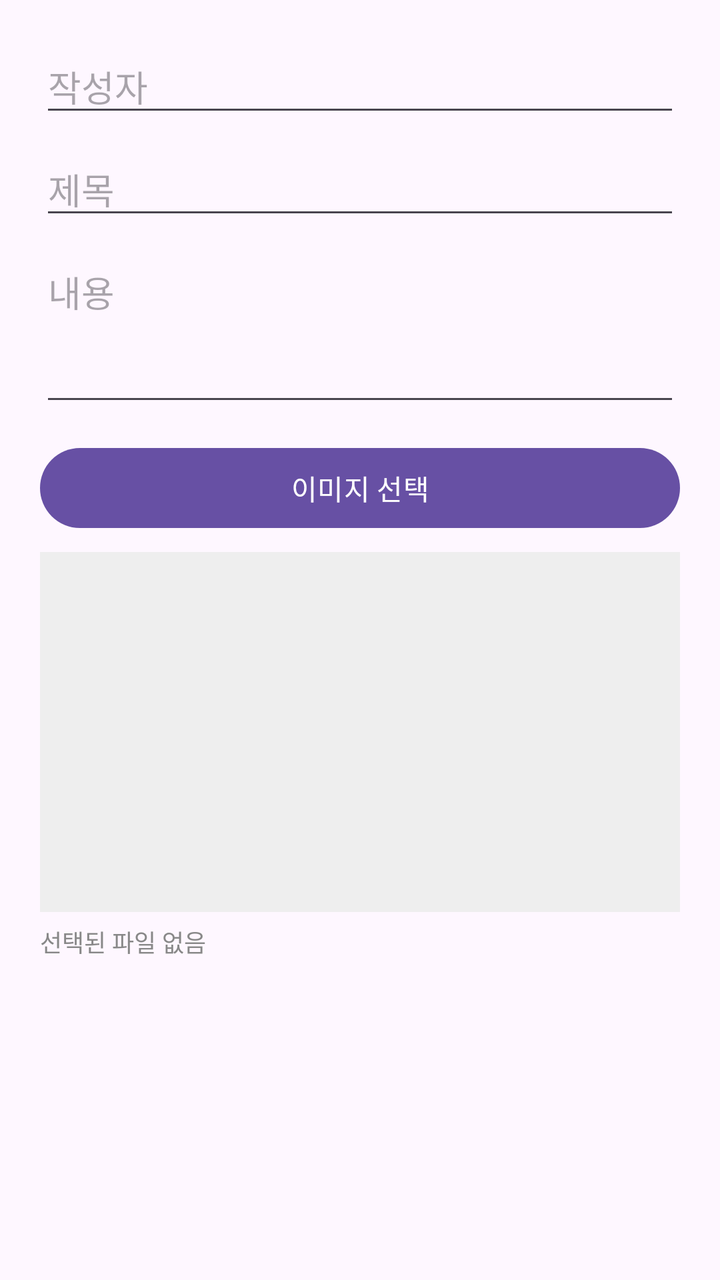
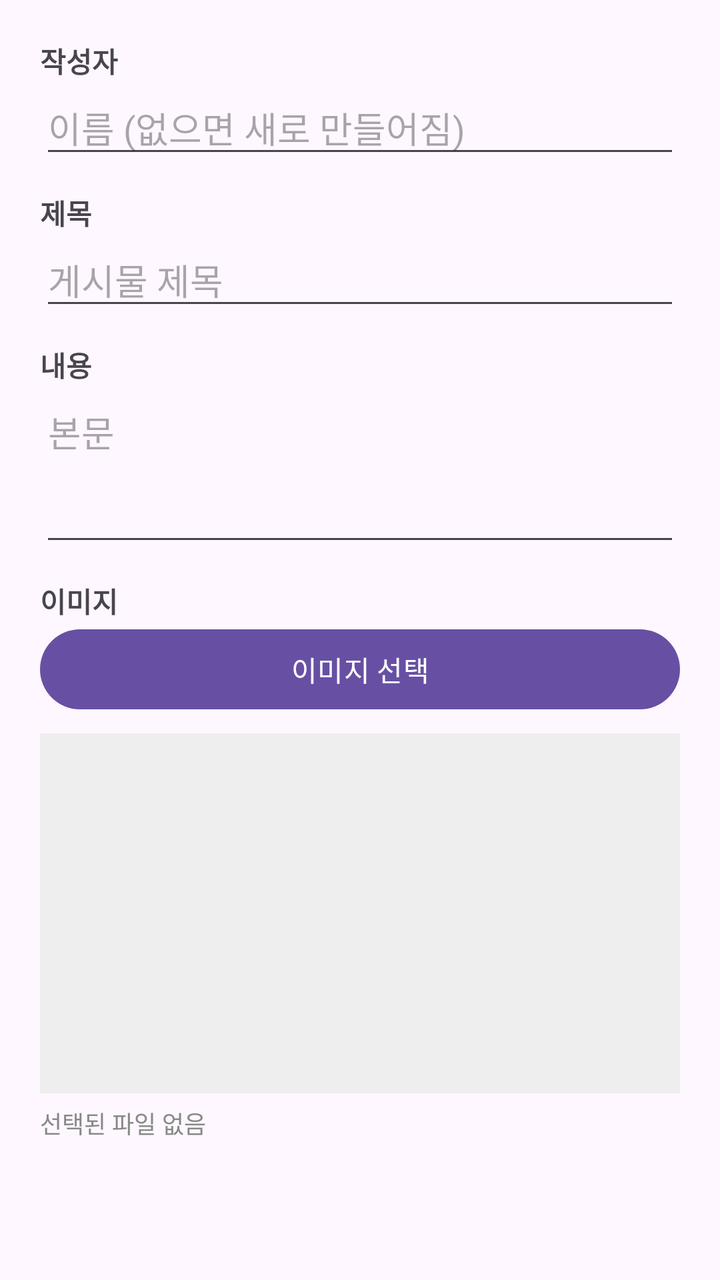

The first picture is an Android layout as it rendered before a commit; the second is the same layout after the commit. The layout source and the unified diff follow.
<!-- AndroidManifest.xml: application theme Theme.PhotoViewer -->
<!-- res/layout/dialog_upload.xml -->
<?xml version="1.0" encoding="utf-8"?>
<ScrollView xmlns:android="http://schemas.android.com/apk/res/android"
    android:layout_width="match_parent"
    android:layout_height="wrap_content">

    <LinearLayout
        android:layout_width="match_parent"
        android:layout_height="wrap_content"
        android:orientation="vertical"
        android:padding="20dp">

        <EditText
            android:id="@+id/editAuthor"
            android:layout_width="match_parent"
            android:layout_height="wrap_content"
            android:hint="작성자"
            android:inputType="text" />

        <EditText
            android:id="@+id/editTitle"
            android:layout_width="match_parent"
            android:layout_height="wrap_content"
            android:layout_marginTop="8dp"
            android:hint="제목"
            android:inputType="text" />

        <EditText
            android:id="@+id/editText"
            android:layout_width="match_parent"
            android:layout_height="wrap_content"
            android:layout_marginTop="8dp"
            android:gravity="top"
            android:hint="내용"
            android:inputType="textMultiLine"
            android:minLines="3" />

        <Button
            android:id="@+id/btnPickImage"
            android:layout_width="match_parent"
            android:layout_height="wrap_content"
            android:layout_marginTop="12dp"
            android:text="이미지 선택" />

        <ImageView
            android:id="@+id/imagePreview"
            android:layout_width="match_parent"
            android:layout_height="180dp"
            android:layout_marginTop="8dp"
            android:background="#EEEEEE"
            android:contentDescription="@string/app_name"
            android:scaleType="centerCrop" />

        <TextView
            android:id="@+id/textFileName"
            android:layout_width="match_parent"
            android:layout_height="wrap_content"
            android:paddingTop="6dp"
            android:textSize="12sp"
            android:textColor="#888888"
            android:text="선택된 파일 없음" />

    </LinearLayout>
</ScrollView>
<!-- resources referenced by this layout -->
<resources>
  <string name="app_name">PhotoViewer</string>
  <style name="Theme.PhotoViewer" parent="Base.Theme.PhotoViewer" />
  <style name="Base.Theme.PhotoViewer" parent="Theme.Material3.DayNight.NoActionBar">
          
          
      </style>
</resources>

<!-- the commit's change to res/layout/dialog_upload.xml (unified diff, before → after) -->
@@ -9,36 +9,60 @@
         android:orientation="vertical"
         android:padding="20dp">
 
+        <TextView
+            android:layout_width="match_parent"
+            android:layout_height="wrap_content"
+            android:text="작성자"
+            android:textStyle="bold" />
+
         <EditText
             android:id="@+id/editAuthor"
             android:layout_width="match_parent"
             android:layout_height="wrap_content"
-            android:hint="작성자"
+            android:hint="이름 (없으면 새로 만들어짐)"
             android:inputType="text" />
+
+        <TextView
+            android:layout_width="match_parent"
+            android:layout_height="wrap_content"
+            android:layout_marginTop="12dp"
+            android:text="제목"
+            android:textStyle="bold" />
 
         <EditText
             android:id="@+id/editTitle"
             android:layout_width="match_parent"
             android:layout_height="wrap_content"
-            android:layout_marginTop="8dp"
-            android:hint="제목"
+            android:hint="게시물 제목"
             android:inputType="text" />
+
+        <TextView
+            android:layout_width="match_parent"
+            android:layout_height="wrap_content"
+            android:layout_marginTop="12dp"
+            android:text="내용"
+            android:textStyle="bold" />
 
         <EditText
             android:id="@+id/editText"
             android:layout_width="match_parent"
             android:layout_height="wrap_content"
-            android:layout_marginTop="8dp"
             android:gravity="top"
-            android:hint="내용"
+            android:hint="본문"
             android:inputType="textMultiLine"
             android:minLines="3" />
+
+        <TextView
+            android:layout_width="match_parent"
+            android:layout_height="wrap_content"
+            android:layout_marginTop="12dp"
+            android:text="이미지"
+            android:textStyle="bold" />
 
         <Button
             android:id="@+id/btnPickImage"
             android:layout_width="match_parent"
             android:layout_height="wrap_content"
-            android:layout_marginTop="12dp"
             android:text="이미지 선택" />
 
         <ImageView
